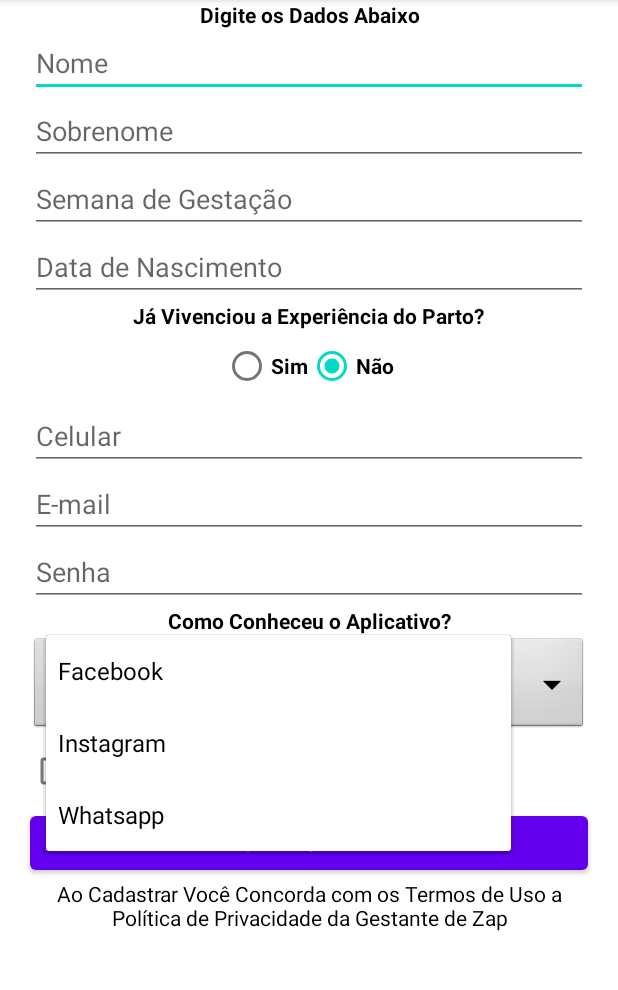
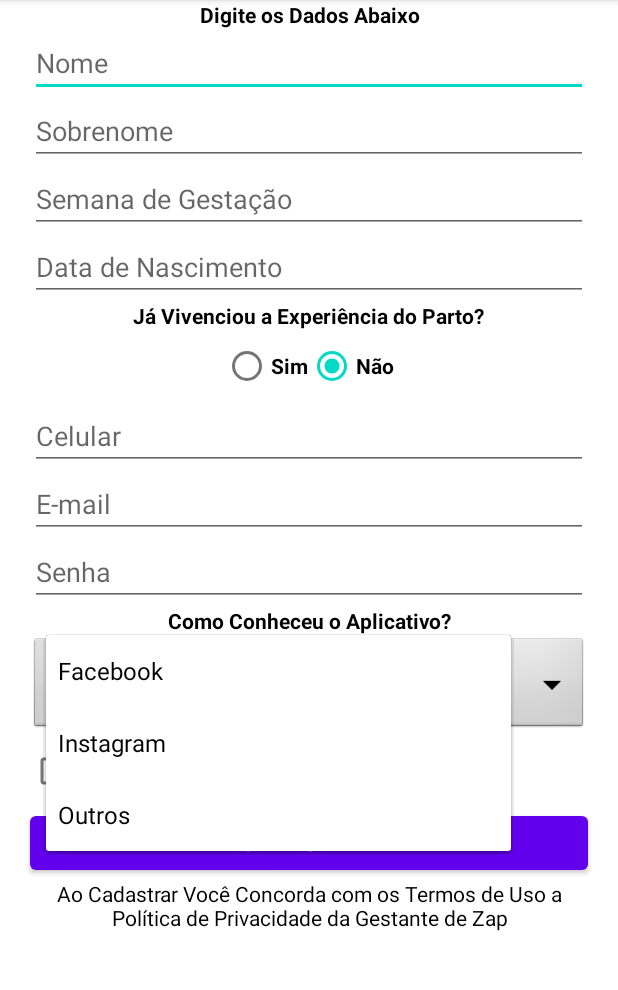
Before and after one commit to Ruan-Hasselmann/GestanteDoZap, an Android app: the Cadastro screen opened directly, with no data from a screen before it, after a tap on "Facebook", on a phone screen of 412 x 824 dp, the part 84-1074 px from its top. Run offline under Robolectric (Android 15) with nearby library versions, the phone set to English and light mode, and no system bars.

Commit message:
Criação tela topicos;

```diff
--- a/GestanteDoZap/app/src/main/res/layout/activity_cadastro.xml
+++ b/GestanteDoZap/app/src/main/res/layout/activity_cadastro.xml
@@ -201,7 +201,7 @@
             android:layout_height="wrap_content"
             android:layout_marginLeft="20sp"
             android:layout_marginRight="20sp"
-            android:text="Quero Receber Notificações Via Whatsapp"
+            android:text="Quero receber notificações via Email"
             android:visibility="visible"/>
 
         <Button
--- a/GestanteDoZap/app/src/main/res/values/strings.xml
+++ b/GestanteDoZap/app/src/main/res/values/strings.xml
@@ -7,6 +7,6 @@
     <string-array name="conheceu_app">
         <item>Facebook</item>
         <item>Instagram</item>
-        <item>Whatsapp</item>
+        <item>Outros</item>
     </string-array>
 </resources>
```
